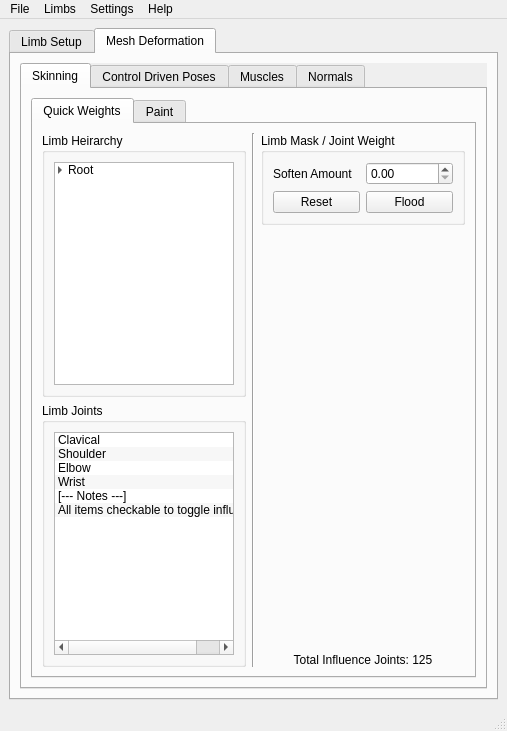
This is _REF/Mockup_UI/PFRS_Main.ui in TPayneExperience/TrevorPaynes_RigAndAnimSuite as Qt 5 draws it before an edit. The edited form follows.
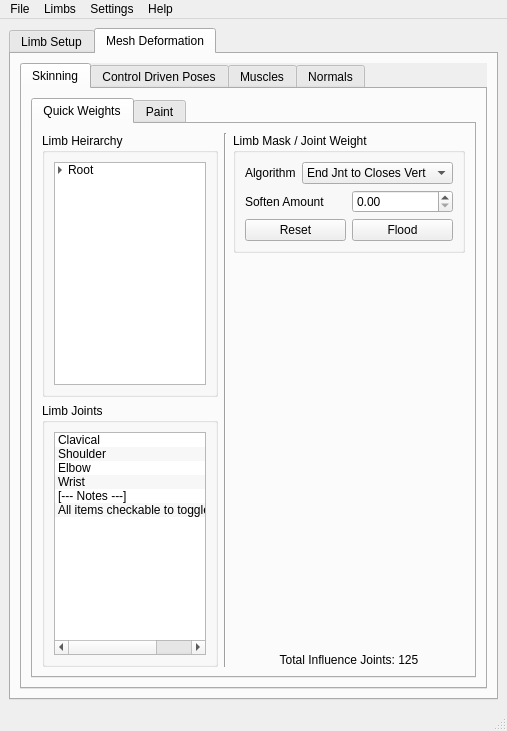
This is the edited form. The open tabs and pages were chosen to show the change.

Diff of the .ui file:
```diff
--- a/_REF/Mockup_UI/PFRS_Main.ui
+++ b/_REF/Mockup_UI/PFRS_Main.ui
@@ -1895,6 +1895,34 @@
                             <layout class="QVBoxLayout" name="verticalLayout_113">
                              <item>
                               <layout class="QVBoxLayout" name="verticalLayout_114">
+                               <item>
+                                <layout class="QHBoxLayout" name="horizontalLayout_123">
+                                 <item>
+                                  <widget class="QLabel" name="label_67">
+                                   <property name="text">
+                                    <string>Algorithm</string>
+                                   </property>
+                                  </widget>
+                                 </item>
+                                 <item>
+                                  <widget class="QComboBox" name="comboBox_32">
+                                   <property name="currentIndex">
+                                    <number>0</number>
+                                   </property>
+                                   <item>
+                                    <property name="text">
+                                     <string>End Jnt to Closes Vert</string>
+                                    </property>
+                                   </item>
+                                   <item>
+                                    <property name="text">
+                                     <string>Limb Radius</string>
+                                    </property>
+                                   </item>
+                                  </widget>
+                                 </item>
+                                </layout>
+                               </item>
                                <item>
                                 <layout class="QHBoxLayout" name="horizontalLayout_104">
                                  <item>
```
Left out of the diff: 6 changed lines with no effect on the pictures.
